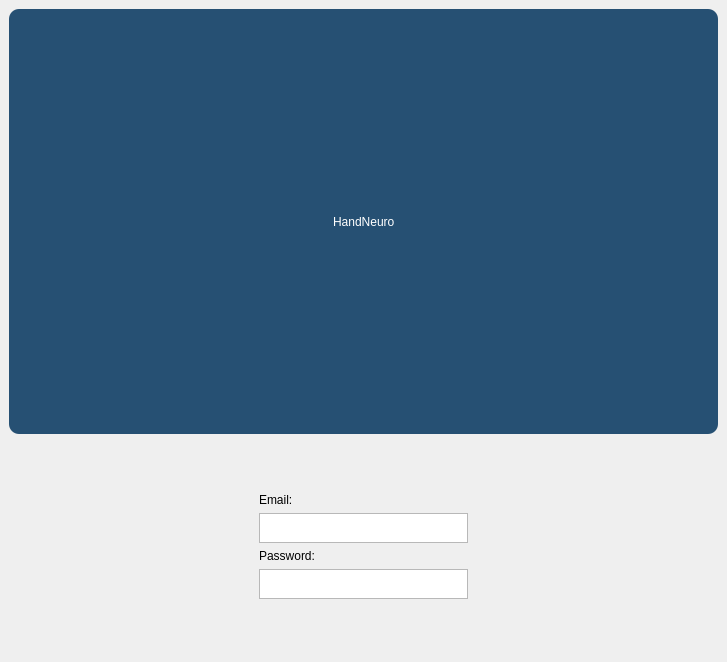
Sherif-2001/BCI-Graduation-Project, file UI/login.ui: the form before one commit.
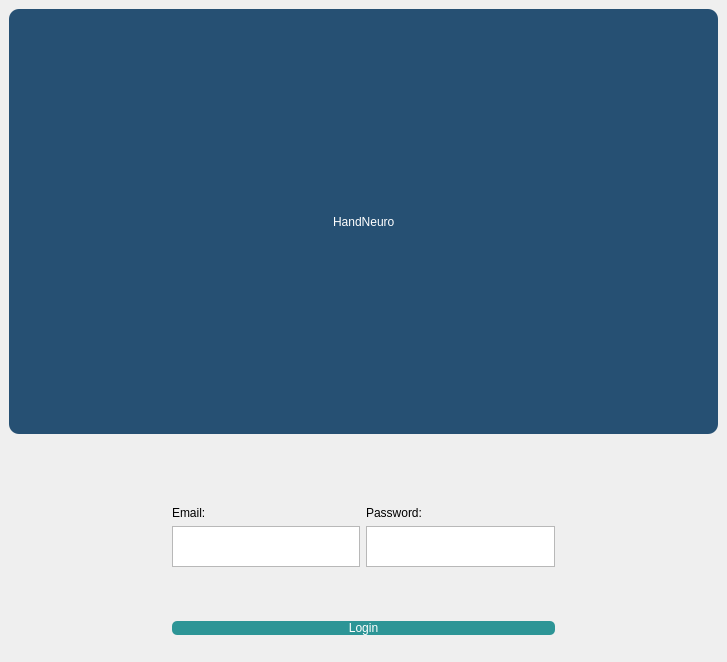
The form after the commit.

Patch:
```diff
--- a/UI/login.ui
+++ b/UI/login.ui
@@ -113,6 +113,10 @@
            </spacer>
           </item>
           <item>
+           <layout class="QHBoxLayout" name="horizontalLayout">
+            <item>
+             <layout class="QVBoxLayout" name="verticalLayout_2">
+              <item>
            <widget class="QLabel" name="label_3">
             <property name="text">
              <string>Email:</string>
@@ -129,6 +133,10 @@
             </property>
            </widget>
           </item>
+             </layout>
+            </item>
+            <item>
+             <layout class="QVBoxLayout" name="verticalLayout">
           <item>
            <widget class="QLabel" name="label_2">
             <property name="text">
@@ -146,6 +154,10 @@
             </property>
            </widget>
           </item>
+             </layout>
+            </item>
+           </layout>
+          </item>
           <item>
            <spacer name="verticalSpacer_2">
             <property name="orientation">
@@ -159,6 +171,24 @@
             </property>
            </spacer>
           </item>
+          <item>
+           <widget class="QPushButton" name="pushButton">
+            <property name="styleSheet">
+             <string notr="true">QPushButton{
+background-color:#2D9596;
+border-radius:5%;
+color:rgb(255, 255, 255);
+font: 20pt &quot;Forte&quot;;
+}
+QPushButton:hover{
+background-color:rgb(67, 183, 255);
+}</string>
+            </property>
+            <property name="text">
+             <string>Login</string>
+            </property>
+           </widget>
+          </item>
          </layout>
         </widget>
        </item>
```
Lines whose indentation alone changed are shown as unchanged.
